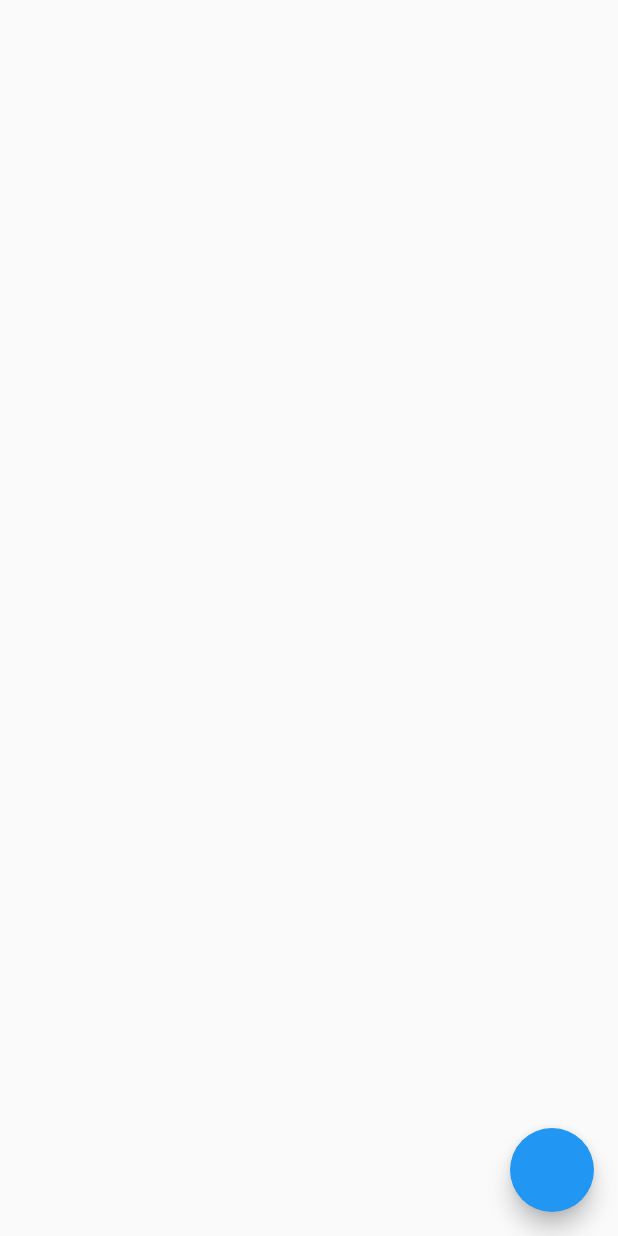
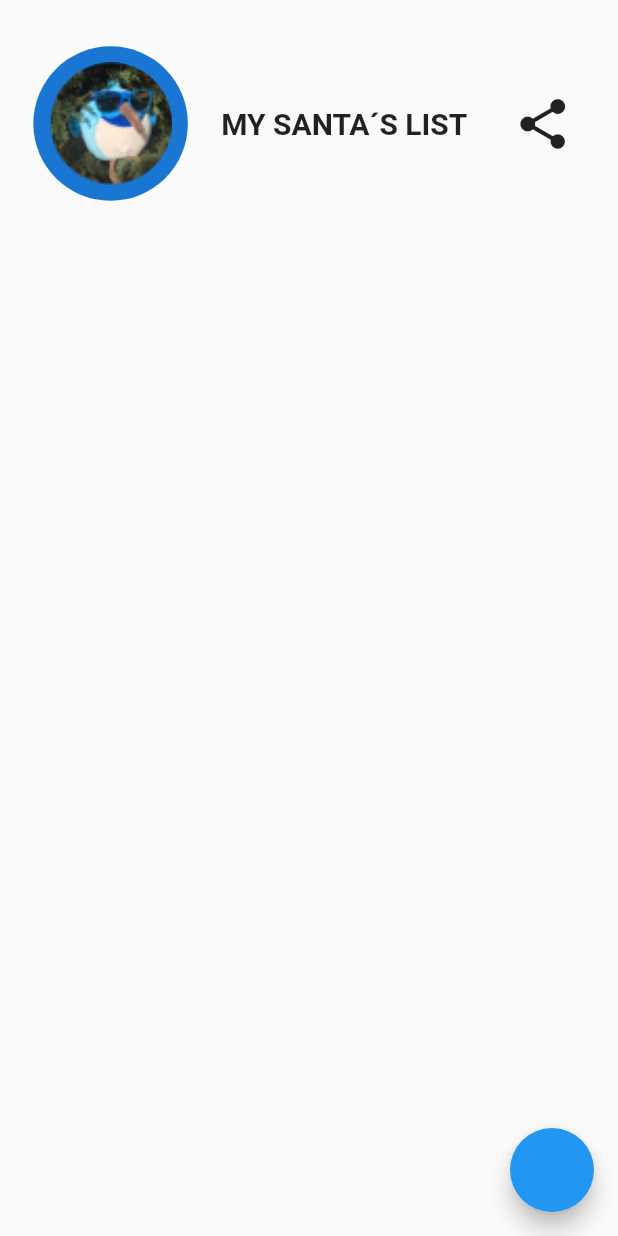
Before and after one commit to alfredobs97/FlutterIntWorkshop, a Flutter app: the screen it shows after launch, on a phone screen of 412 x 824 dp. Run offline on Flutter 3.47's test engine with Material 2 defaults, Android fonts, the phone set to English and light mode, and no system bars.

Commit message:
finish row

```diff
--- a/lib/main.dart
+++ b/lib/main.dart
@@ -34,7 +34,22 @@ class _MyHomePageState extends State<MyHomePage> {
               child: Row(
                 mainAxisAlignment: MainAxisAlignment.spaceEvenly,
                 children: <Widget>[
-
+                  CircleAvatar(
+                    radius: MediaQuery.of(context).size.height / 16,
+                    child: CircleAvatar(
+                      backgroundImage: AssetImage('assets/dash.png'),
+                      radius: MediaQuery.of(context).size.height / 20,
+                    ),
+                  ),
+                  Text(
+                    'MY SANTA´S LIST',
+                    style: TextStyle(fontSize: 20, fontWeight: FontWeight.bold),
+                  ),
+                  IconButton(
+                    icon: Icon(Icons.share),
+                    iconSize: 40,
+                    onPressed: () {},
+                  )
                 ],
               ),
             ),
```
